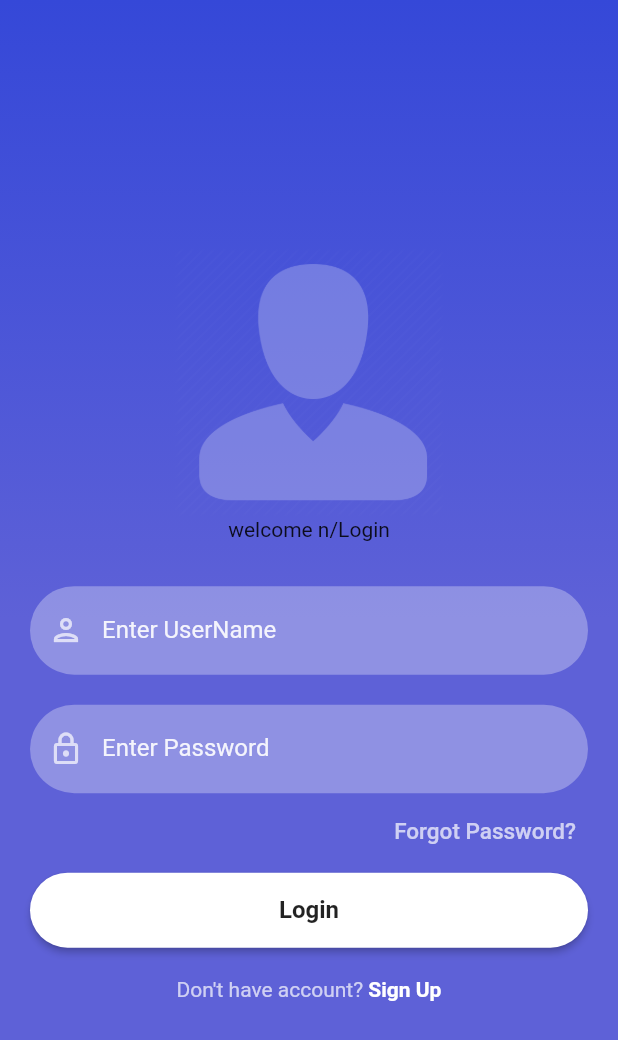
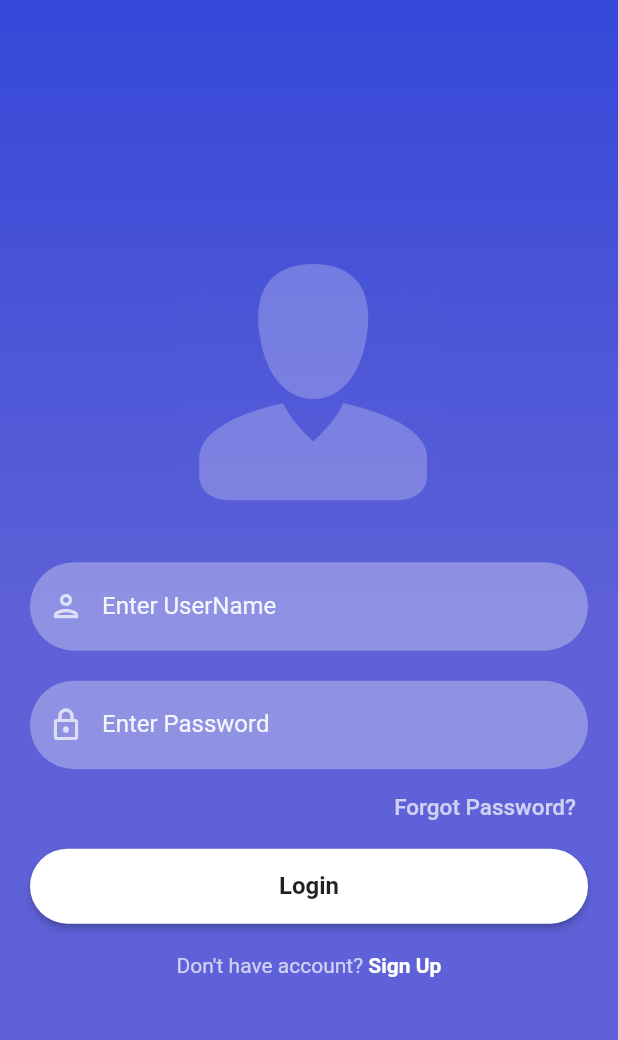
Before and after one commit to SuhaibRumi/login_firebase, a Flutter app: the screen it shows after launch, on a phone screen of 412 x 824 dp. Shown: the top 1040 px of the screen. Run offline on Flutter 3.47's test engine with Material 2 defaults, Android fonts, the phone set to English and light mode, and no system bars; our stand-ins replace firebase_auth, firebase_core; accounts and stored records are empty.

Commit message:
day2Completed

```diff
--- a/login_singup/lib/view/signin_screen.dart
+++ b/login_singup/lib/view/signin_screen.dart
@@ -44,7 +44,7 @@ class _SignInScreenState extends State<SignInScreen> {
                 child: Column(
                   children: [
                     logoImg("assets/images/login.png"),
-                    const Text("welcome n/Login"),
+
                     const SizedBox(
                       height: 30,
                     ),
```
